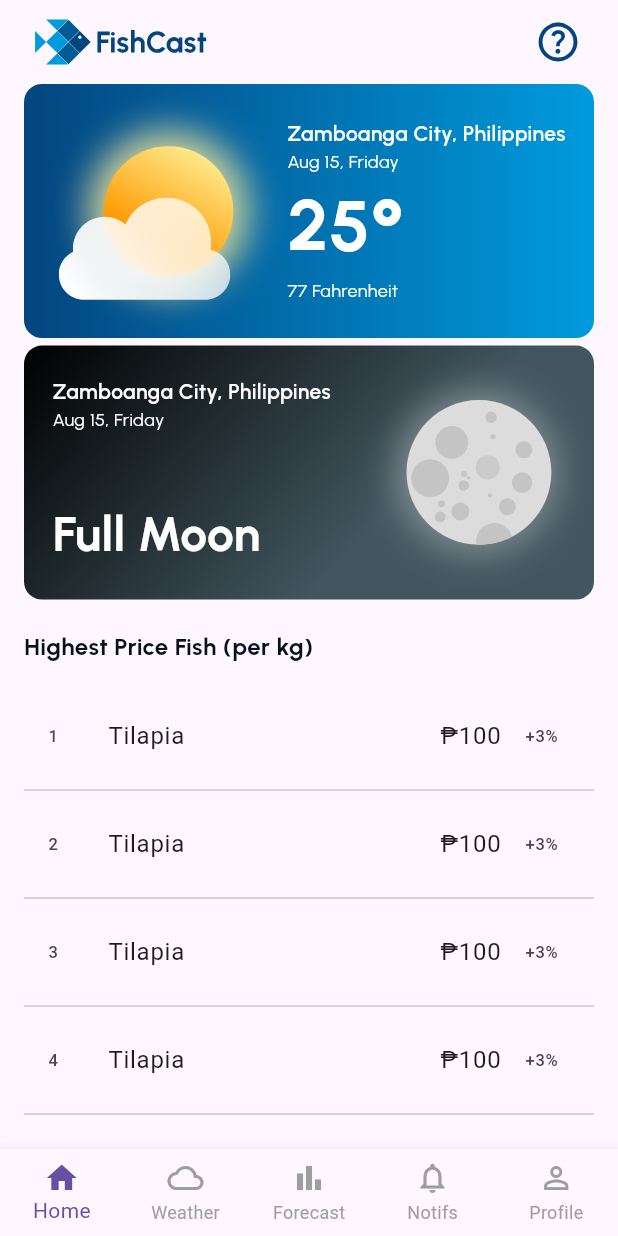
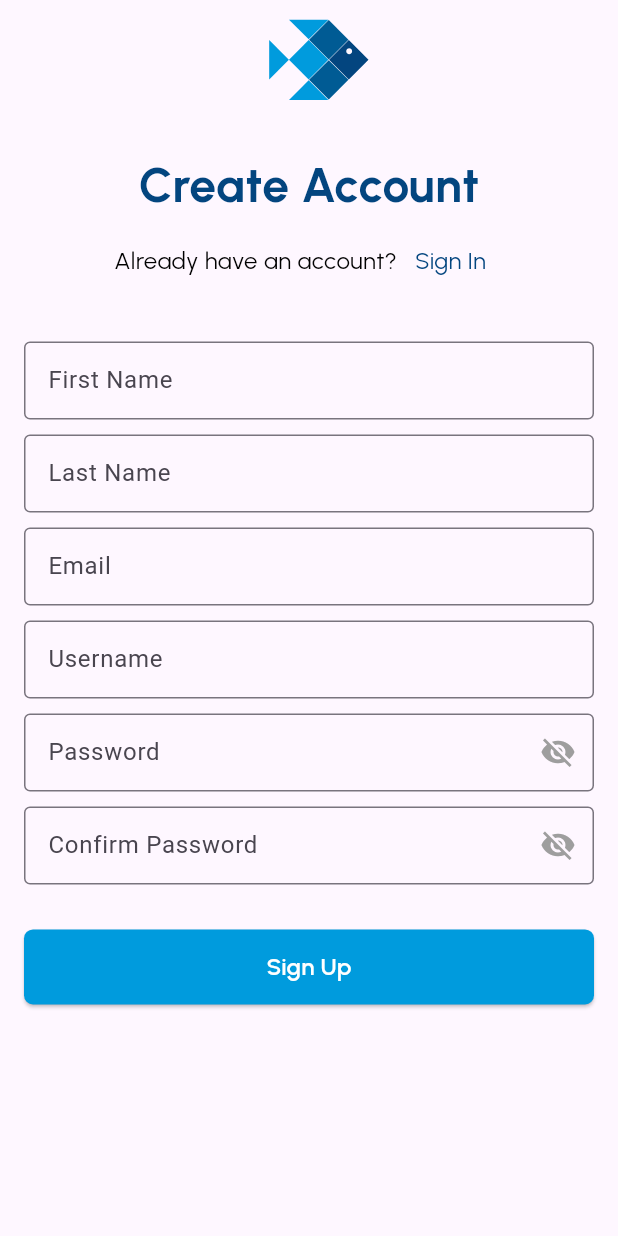
Before and after one commit to KimJihay/2025-CP_FISHCAST, a Flutter app: the screen it shows after launch, on a phone screen of 412 x 824 dp. Run offline on Flutter 3.47's test engine with Material 3 defaults, Android fonts, the phone set to English and light mode, and no system bars; our stand-ins replace fl_chart, flutter_svg.

Commit message:
add authentication pages

```diff
--- a/lib/core/widgets/bar/notifbar.dart
+++ b/lib/core/widgets/bar/notifbar.dart
@@ -1,5 +1,4 @@
 import 'package:flutter/material.dart';
-import 'package:flutter_svg/svg.dart';
 
 class NotificationBar extends StatelessWidget implements PreferredSizeWidget {
   const NotificationBar({super.key});
--- a/lib/core/widgets/graph/graph.dart
+++ b/lib/core/widgets/graph/graph.dart
@@ -1,5 +1,3 @@
-import 'package:collection/collection.dart';
-
 class PricePoint {
   final double x;
   final double y;
--- /dev/null
+++ b/lib/features/authentication/signup_page.dart
@@ -0,0 +1,192 @@
+import 'package:fishcast/core/utils/constants.dart';
+import 'package:fishcast/features/authentication/login_page.dart';
+import 'package:flutter/material.dart';
+import 'package:flutter_svg/svg.dart';
+
+class SignupPage extends StatefulWidget {
+  const SignupPage({super.key});
+
+  @override
+  State<SignupPage> createState() => _SignupPageState();
+}
+
+class _SignupPageState extends State<SignupPage> {
+  bool _obscurePassword = true;
+  bool _obscureConfirmPassword = true;
+
+  @override
+  Widget build(BuildContext context) {
+    return Scaffold(
+      body: Padding(
+        padding: const EdgeInsets.symmetric(horizontal: 16),
+        child: ListView(
+          shrinkWrap: true,
+          children: [
+            SvgPicture.asset('assets/logo.svg', height: 80.65, width: 81.05),
+            SizedBox(height: 20),
+            Center(
+              child: Text(
+                "Create Account",
+                style: TextStyle(
+                  fontSize: 32,
+                  fontWeight: FontWeight.w700,
+                  fontFamily: 'Urbanist',
+                  color: kPrimaryColor,
+                ),
+              ),
+            ),
+            SizedBox(height: 3),
+            Row(
+              mainAxisAlignment: MainAxisAlignment.center,
+              children: [
+                Text(
+                  "Already have an account?",
+                  style: TextStyle(
+                    fontFamily: 'Urbanist',
+                    fontSize: 16,
+                    fontWeight: FontWeight.w400,
+                    color: Colors.black,
+                  ),
+                ),
+                TextButton(
+                  onPressed: () => Navigator.push(
+                    context,
+                    MaterialPageRoute(builder: (context) => LoginPage()),
+                  ),
+                  child: Text(
+                    "Sign In",
+                    style: TextStyle(
+                      fontFamily: 'Urbanist',
+                      fontWeight: FontWeight.w400,
+                      color: kPrimaryColor,
+                      fontSize: 16,
+                    ),
+                  ),
+                ),
+              ],
+            ),
+            SizedBox(height: 30),
+            TextFormField(
+              decoration: InputDecoration(
+                hintText: "First Name",
+                border: OutlineInputBorder(),
+                contentPadding: EdgeInsets.symmetric(
+                  horizontal: 12,
+                  vertical: 14,
+                ),
+              ),
+            ),
+            SizedBox(height: 10),
+            TextFormField(
+              decoration: InputDecoration(
+                hintText: "Last Name",
+                border: OutlineInputBorder(),
+                contentPadding: EdgeInsets.symmetric(
+                  horizontal: 12,
+                  vertical: 14,
+                ),
+              ),
+            ),
+            SizedBox(height: 10),
+            TextFormField(
+              decoration: InputDecoration(
+                hintText: "Email",
+                border: OutlineInputBorder(),
+                contentPadding: EdgeInsets.symmetric(
+                  horizontal: 12,
+                  vertical: 14,
+                ),
+              ),
+              keyboardType: TextInputType.emailAddress,
+            ),
+            SizedBox(height: 10),
+            TextFormField(
+              decoration: InputDecoration(
+                hintText: "Username",
+                border: OutlineInputBorder(),
+                contentPadding: EdgeInsets.symmetric(
+                  horizontal: 12,
+                  vertical: 14,
+                ),
+              ),
+            ),
+            SizedBox(height: 10),
+            TextFormField(
+              decoration: InputDecoration(
+                hintText: "Password",
+                border: OutlineInputBorder(),
+                contentPadding: EdgeInsets.symmetric(
+                  horizontal: 12,
+                  vertical: 14,
+                ),
+                suffixIcon: IconButton(
+                  icon: Icon(
+                    _obscurePassword ? Icons.visibility_off : Icons.visibility,
+                    color: Colors.grey,
+                  ),
+                  onPressed: () {
+                    setState(() {
+                      _obscurePassword = !_obscurePassword;
+                    });
+                  },
+                ),
+              ),
+              obscureText: _obscurePassword,
+            ),
+            SizedBox(height: 10),
+            TextFormField(
+              decoration: InputDecoration(
+                hintText: "Confirm Password",
+                border: OutlineInputBorder(),
+                contentPadding: EdgeInsets.symmetric(
+                  horizontal: 12,
+                  vertical: 14,
+                ),
+                suffixIcon: IconButton(
+                  icon: Icon(
+                    _obscureConfirmPassword
+                        ? Icons.visibility_off
+                        : Icons.visibility,
+                    color: Colors.grey,
+                  ),
+                  onPressed: () {
+                    setState(() {
+                      _obscureConfirmPassword = !_obscureConfirmPassword;
+                    });
+                  },
+                ),
+              ),
+              obscureText: _obscureConfirmPassword,
+            ),
+            SizedBox(height: 30),
+            SizedBox(
+              width: double.infinity,
+              height: 50,
+              child: ElevatedButton(
+                onPressed: () => Navigator.push(
+                  context,
+                  MaterialPageRoute(builder: (context) => const LoginPage()),
+                ),
+                style: ElevatedButton.styleFrom(
+                  backgroundColor: kSecondaryColor,
+                  shape: RoundedRectangleBorder(
+                    borderRadius: BorderRadius.circular(6.0),
+                  ),
+                ),
+                child: Text(
+                  "Sign Up",
+                  style: TextStyle(
+                    fontSize: 16,
+                    fontWeight: FontWeight.w600,
+                    fontFamily: 'Urbanist',
+                    color: Colors.white,
+                  ),
+                ),
+              ),
+            ),
+          ],
+        ),
+      ),
+    );
+  }
+}
--- a/lib/features/dashboard.dart
+++ b/lib/features/dashboard/dashboard.dart
@@ -5,7 +5,6 @@ import 'package:fishcast/core/widgets/graph/graph.dart';
 import 'package:fishcast/core/widgets/graph/linechart_widget.dart';
 import 'package:flutter/material.dart';
 import 'package:fishcast/core/widgets/cards/weather_card.dart';
-import 'package:fl_chart/fl_chart.dart';
 
 class DashboardPage extends StatefulWidget {
   const DashboardPage({super.key});
--- a/lib/features/weather/widgets/moon_phases_card.dart
+++ b/lib/features/weather/widgets/moon_phases_card.dart
@@ -1,6 +1,4 @@
-import 'package:fishcast/core/utils/constants.dart';
 import 'package:flutter/material.dart';
-import 'package:flutter_svg/svg.dart';
 
 class MoonPhases extends StatelessWidget {
   const MoonPhases({super.key});
--- a/lib/features/weather/widgets/weather_forecast_card.dart
+++ b/lib/features/weather/widgets/weather_forecast_card.dart
@@ -1,6 +1,4 @@
-import 'package:fishcast/core/utils/constants.dart';
 import 'package:flutter/material.dart';
-import 'package:flutter_svg/svg.dart';
 
 class WeatherForecastCard extends StatelessWidget {
   const WeatherForecastCard({super.key});
--- a/lib/main.dart
+++ b/lib/main.dart
@@ -1,5 +1,6 @@
-import 'package:fishcast/features/dashboard.dart';
-import 'package:fishcast/features/notifications.dart';
+import 'package:fishcast/features/authentication/signup_page.dart';
+import 'package:fishcast/features/dashboard/dashboard.dart';
+import 'package:fishcast/features/notifications/notifications.dart';
 import 'package:fishcast/features/weather/weather.dart';
 import 'package:flutter/material.dart';
 
@@ -14,7 +15,7 @@ class MainApp extends StatelessWidget {
   Widget build(BuildContext context) {
     return const MaterialApp(
       debugShowCheckedModeBanner: false,
-      home: MainNavigation(),
+      home: SignupPage(),
     );
   }
 }
--- a/pubspec.yaml
+++ b/pubspec.yaml
@@ -71,7 +71,9 @@ flutter:
           style: italic
 
   assets:
-    - assets/
+    - assets/logo.svg
     - assets/weather_card/
     - assets/moon_phases_card/
     - assets/fonts/
+    - assets/login_button/
+    - assets/
```
Also changed, not shown: lib/features/authentication/login_page.dart (added, +206 -0 lines), lib/features/authentication/recover_email_page.dart (added, +84 -0 lines), lib/features/authentication/reset_pass_page.dart (added, +127 -0 lines), assets/login_button/google.svg (added), assets/logo.svg (added), lib/features/forecast/forecast.dart (renamed from lib/features/forecast.dart), lib/features/forecast/moon_phases.dart (renamed from lib/features/moon_phases.dart), lib/features/notifications/notifications.dart (renamed from lib/features/notifications.dart), lib/features/profile/profile.dart (renamed from lib/features/profile.dart).
